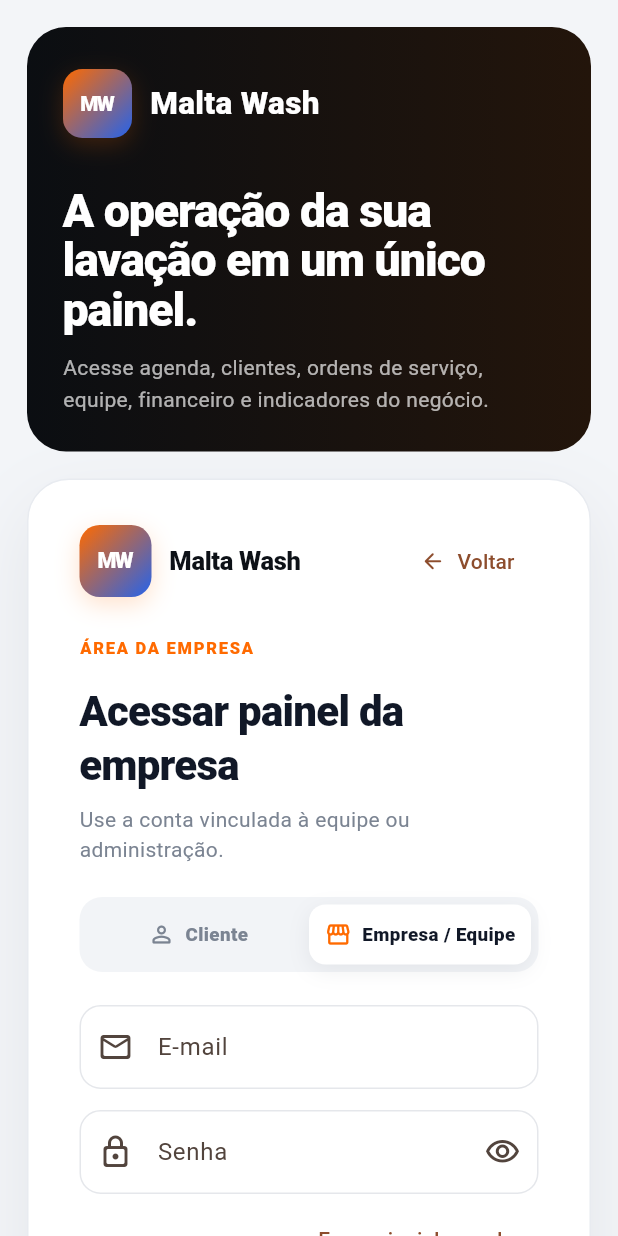
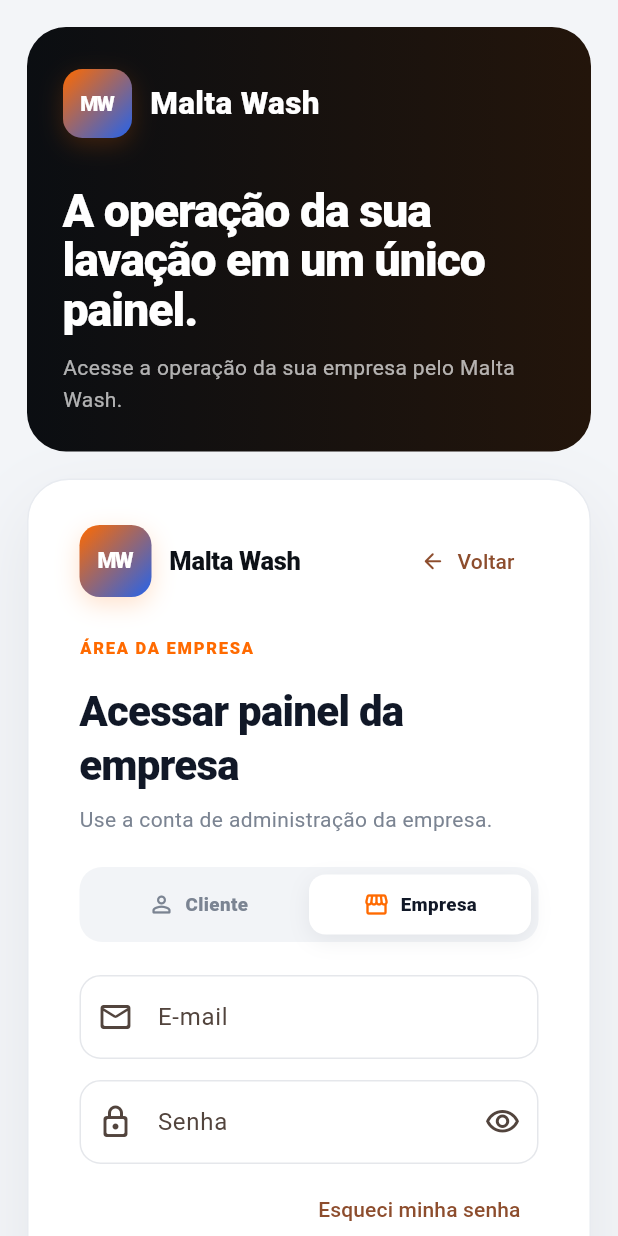
Before and after one commit to Tdk17/malta_wash, a Flutter app: the screen it shows after launch, after a tap on "Empresa", on a phone screen of 412 x 824 dp. Run offline on Flutter 3.47's test engine with Material 3 defaults, Android fonts, the phone set to English and light mode, and no system bars; our stand-ins replace dio, flutter_secure_storage, get_it, go_router, signals; statements that could not run were skipped.

Commit message:
brand: remove Clinicar references from login

```diff
--- a/lib/Src/Features/auth/presentation/pages/login_page.dart
+++ b/lib/Src/Features/auth/presentation/pages/login_page.dart
@@ -38,8 +38,8 @@
           ? 'A operação da sua lavação em um único painel.'
           : 'Agende, acompanhe e cuide do seu carro com facilidade.',
       description: companyArea
-          ? 'Acesse agenda, clientes, ordens de serviço, equipe, financeiro e indicadores do negócio.'
-          : 'Entre para gerenciar veículos, agendamentos, planos, pagamentos e benefícios da Clinicar.',
+          ? 'Acesse a operação da sua empresa pelo Malta Wash.'
+          : 'Entre para agendar, acompanhar seu veículo, consultar seu plano e gerenciar seu perfil.',
       child: Form(
         key: formKey,
         child: Column(
@@ -52,7 +52,7 @@
             const SizedBox(height: 8),
             Text(
               companyArea
-                  ? 'Use a conta vinculada à equipe ou administração.'
+                  ? 'Use a conta de administração da empresa.'
                   : 'Use seus dados para acessar sua conta.',
               style: Theme.of(context).textTheme.bodyMedium?.copyWith(color: const Color(0xFF7B8492)),
             ),
@@ -269,7 +269,7 @@
             child: _AreaButton(
               selected: companyArea,
               icon: Icons.storefront_outlined,
-              label: 'Empresa / Equipe',
+              label: 'Empresa',
               onTap: () => onChanged(true),
             ),
           ),
```
